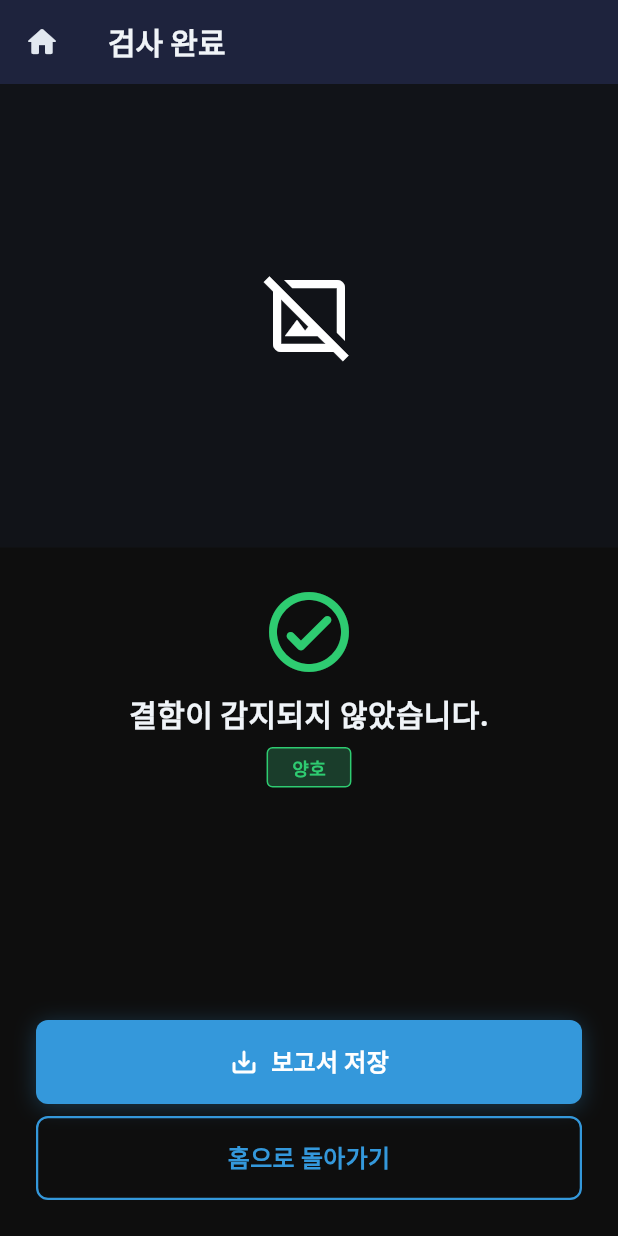
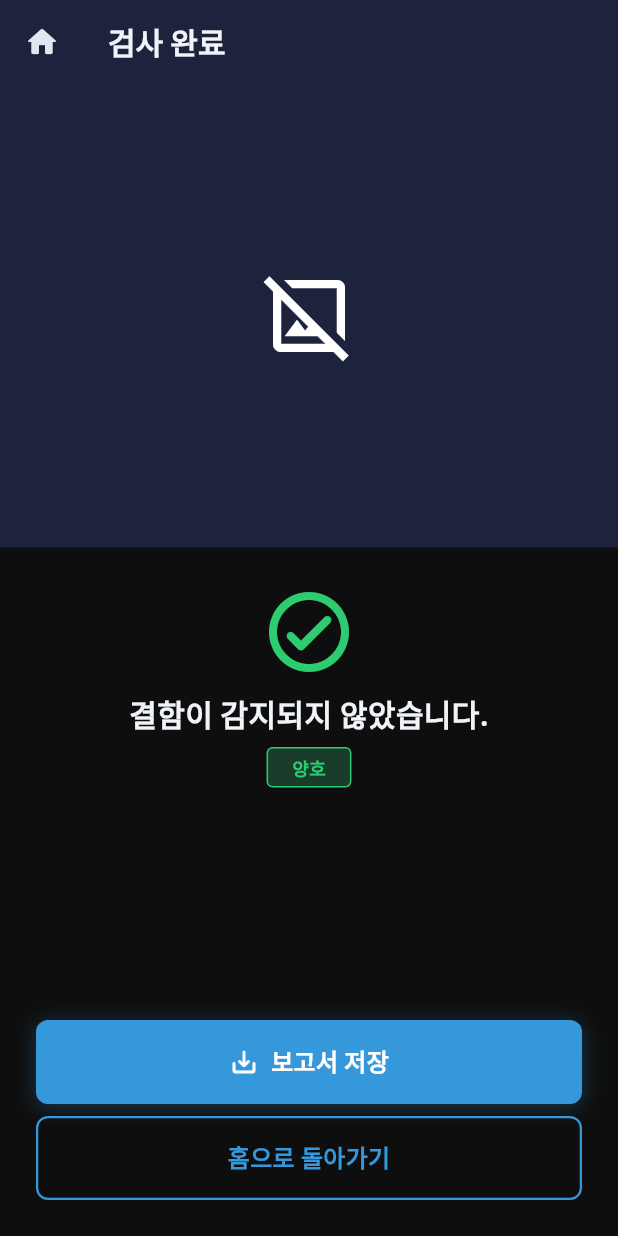
Before and after one commit to zldnlto/SIREN, a Flutter app: the NormalResultScreen screen opened directly with empty values, on a phone screen of 412 x 824 dp. Run offline on Flutter 3.47's test engine with Material 3 defaults, Android fonts, the phone set to English and light mode, and no system bars; our stand-ins replace cached_network_image, dio, flutter_riverpod, flutter_secure_storage, go_router, google_fonts; accounts and stored records are empty; network calls fail.

Commit message:
refactor(app): image_overlay_viewer Theme.of 토큰 교체 #129
Closes #129

```diff
--- a/app/lib/widgets/image_overlay_viewer.dart
+++ b/app/lib/widgets/image_overlay_viewer.dart
@@ -2,6 +2,7 @@ import 'package:cached_network_image/cached_network_image.dart';
 import 'package:flutter/material.dart';
 
 import '../core/theme.dart';
+import '../core/tokens.dart';
 
 class ImageOverlayViewer extends StatelessWidget {
   const ImageOverlayViewer({
@@ -43,7 +44,7 @@ class _Placeholder extends StatelessWidget {
   @override
   Widget build(BuildContext context) {
     return Container(
-      color: Theme.of(context).colorScheme.surface,
+      color: AppColors.surface,
       child: const Center(
         child: Icon(Icons.image_not_supported_outlined, size: 64),
       ),
```
